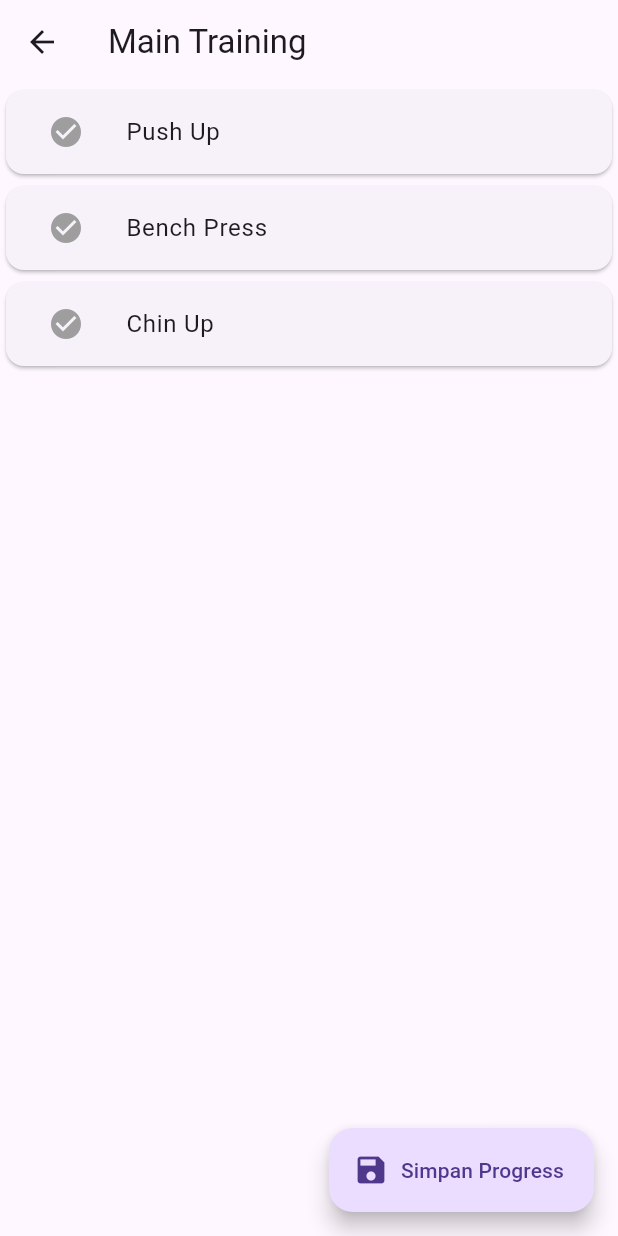
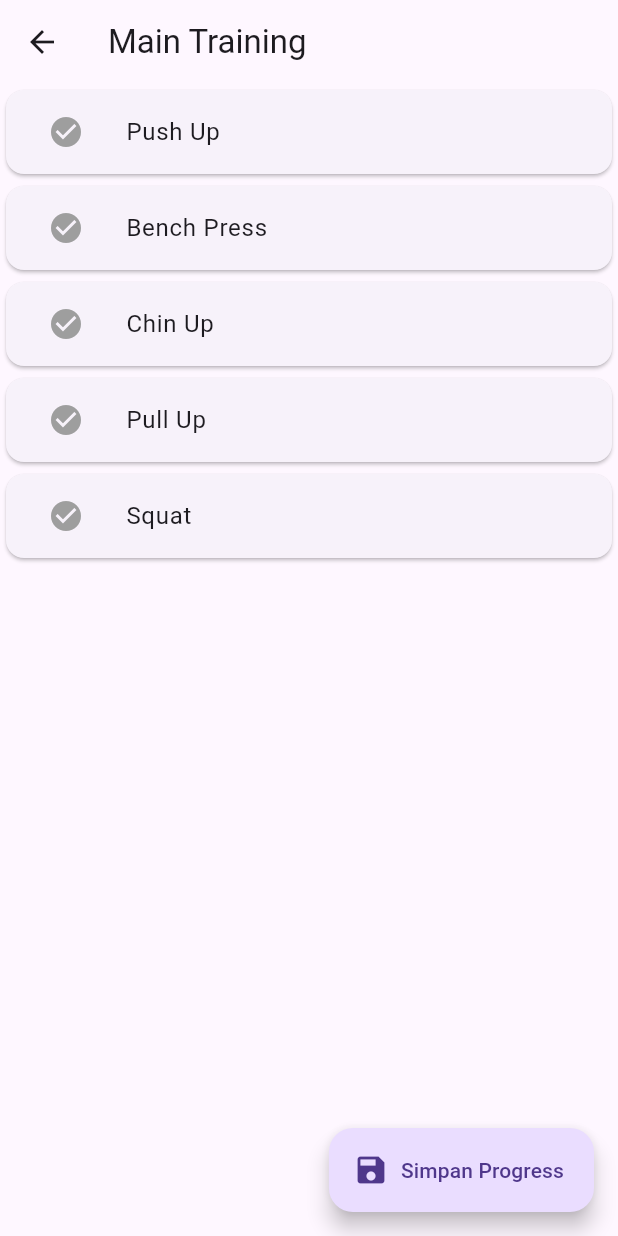
Before and after one commit to dmsadtyaf/UTS_Mobile_programming, a Flutter app: the HomePage screen opened directly with empty values, after a tap on "Main Training", on a phone screen of 412 x 824 dp. Run offline on Flutter 3.47's test engine with Material 3 defaults, Android fonts, the phone set to English and light mode, and no system bars.

Commit message:
update code

```diff
--- a/lib/main.dart
+++ b/lib/main.dart
@@ -19,7 +19,7 @@
   }
 }
 
-
+//////////////// LOGIN //////////////////
 
 class LoginPage extends StatefulWidget {
   const LoginPage({super.key});
@@ -288,27 +288,49 @@
     'Push Up': false,
     'Bench Press': false,
     'Chin Up': false,
+    'Pull Up': false,
+    'Squat': false,
+
     'Lari di Tempat': false,
     'Jumping Jack': false,
     'Jalan di Tempat': false,
+    'Sit Up': false,
+
     'Stretching 10 Menit': false,
+    'Mini Yoga': false,
+    'Dumbbell Stretch': false,
   };
 
   final List<Map<String, dynamic>> menus = [
     {
       "title": "Main Training",
       "icon": Icons.fitness_center,
-      "items": ["Push Up", "Bench Press", "Chin Up"]
+      "items": [
+        "Push Up",
+        "Bench Press",
+        "Chin Up",
+        "Pull Up",
+        "Squat",
+      ]
     },
     {
       "title": "Cardio",
       "icon": Icons.directions_run,
-      "items": ["Lari di Tempat", "Jumping Jack", "Jalan di Tempat"]
+      "items": [
+        "Lari di Tempat",
+        "Jumping Jack",
+        "Jalan di Tempat",
+        "Sit Up",
+      ]
     },
     {
       "title": "Stretching",
       "icon": Icons.self_improvement,
-      "items": ["Stretching 10 Menit"]
+      "items": [
+        "Stretching 10 Menit",
+        "Mini Yoga",
+        "Dumbbell Stretch",
+      ]
     },
   ];
 
@@ -325,20 +347,17 @@
       appBar: AppBar(
         title: Text("Halo ${widget.username}"),
       ),
-
       body: SafeArea(
         child: LayoutBuilder(
           builder: (context, constraints) {
             return SingleChildScrollView(
               child: ConstrainedBox(
-                constraints: BoxConstraints(
-                  minHeight: constraints.maxHeight,
-                ),
+                constraints: BoxConstraints(minHeight: constraints.maxHeight),
                 child: Padding(
                   padding: const EdgeInsets.all(20),
                   child: Column(
                     children: [
-                      // 🔵 PROGRESS CARD
+                      // PROGRESS CARD
                       Container(
                         padding: const EdgeInsets.all(20),
                         decoration: BoxDecoration(
@@ -352,7 +371,6 @@
                               style: TextStyle(color: Colors.white),
                             ),
                             const SizedBox(height: 10),
-
                             Text(
                               "${(progress * 100).toInt()}%",
                               style: const TextStyle(
@@ -360,15 +378,13 @@
                                 color: Colors.white,
                               ),
                             ),
-
                             LinearProgressIndicator(value: progress),
-
                             const SizedBox(height: 15),
-
                             ElevatedButton.icon(
                               onPressed: () {
                                 setState(() {
-                                  statusWorkout.updateAll((key, value) => false);
+                                  statusWorkout
+                                      .updateAll((key, value) => false);
                                 });
                               },
                               icon: const Icon(Icons.refresh),
@@ -380,7 +396,7 @@
 
                       const SizedBox(height: 20),
 
-                      // 🔥 MENU LIST (LISTVIEW BUILDER STYLE)
+                      // MENU
                       ListView.builder(
                         shrinkWrap: true,
                         physics: const NeverScrollableScrollPhysics(),
@@ -404,19 +420,19 @@
                               title: Text(
                                 menu["title"],
                                 style: const TextStyle(
-                                  fontSize: 18,
-                                  fontWeight: FontWeight.bold,
-                                ),
+                                    fontSize: 18,
+                                    fontWeight: FontWeight.bold),
                               ),
-                              trailing: const Icon(Icons.arrow_forward_ios),
-
+                              trailing:
+                                  const Icon(Icons.arrow_forward_ios),
                               onTap: () async {
                                 final result = await Navigator.push(
                                   context,
                                   MaterialPageRoute(
                                     builder: (_) => WorkoutDetailPage(
                                       title: menu["title"],
-                                      workouts: List<String>.from(menu["items"]),
+                                      workouts:
+                                          List<String>.from(menu["items"]),
                                       statusMap: statusWorkout,
                                     ),
                                   ),
@@ -446,12 +462,10 @@
 
 
 
-class WorkoutDetailPage
-extends StatefulWidget{
-
+class WorkoutDetailPage extends StatefulWidget {
   final String title;
   final List<String> workouts;
-  final Map<String,bool> statusMap;
+  final Map<String, bool> statusMap;
 
   const WorkoutDetailPage({
     super.key,
@@ -461,101 +475,72 @@
   });
 
   @override
-  State<WorkoutDetailPage>
-  createState()
-  => _WorkoutDetailPageState();
+  State<WorkoutDetailPage> createState() => _WorkoutDetailPageState();
 }
 
-class _WorkoutDetailPageState
-extends State<WorkoutDetailPage>{
-
-  late Map<String,bool>
-  localStatus;
+class _WorkoutDetailPageState extends State<WorkoutDetailPage> {
+  late Map<String, bool> localStatus;
 
   @override
-  void initState(){
+  void initState() {
     super.initState();
-    localStatus=
-        Map.from(
-          widget.statusMap,
-        );
+
+    localStatus = Map.from(widget.statusMap);
+
+    // auto sync biar gak null
+    for (var item in widget.workouts) {
+      localStatus.putIfAbsent(item, () => false);
+    }
   }
 
   @override
-  Widget build(
-      BuildContext context
-      ){
+  Widget build(BuildContext context) {
+    return Scaffold(
+      appBar: AppBar(
+        title: Text(widget.title),
+      ),
+      body: ListView.builder(
+        itemCount: widget.workouts.length,
+        itemBuilder: (context, index) {
+          String item = widget.workouts[index];
 
-    return Scaffold(
-      appBar:AppBar(
-        title:
-        Text(
-          widget.title,
-        ),
-      ),
-      body:ListView.builder(
-        itemCount:
-        widget.workouts.length,
-        itemBuilder:
-            (context,index){
-
-          String item=
-          widget.workouts[index];
+          bool done = localStatus[item] ?? false;
 
           return Card(
-            child:ListTile(
-              leading:
-              IconButton(
-                icon:Icon(
+            child: ListTile(
+              leading: IconButton(
+                icon: Icon(
                   Icons.check_circle,
-                  color:
-                  localStatus[item]!
-                      ? Colors.green
-                      : Colors.grey,
+                  color: done ? Colors.green : Colors.grey,
                 ),
-                onPressed:(){
+                onPressed: () {
                   setState(() {
-                    localStatus[item]=
-                    !localStatus[item]!;
+                    localStatus[item] = !done;
                   });
                 },
               ),
-              title:
-              Text(
+              title: Text(
                 item,
-                style:TextStyle(
+                style: TextStyle(
                   decoration:
-                  localStatus[item]!
-                      ? TextDecoration.lineThrough
-                      :null,
+                      done ? TextDecoration.lineThrough : null,
                 ),
               ),
-              onTap:(){
+              onTap: () {
                 setState(() {
-                  localStatus[item]=
-                  !localStatus[item]!;
+                  localStatus[item] = !done;
                 });
               },
             ),
           );
         },
       ),
-      floatingActionButton:
-      FloatingActionButton.extended(
-        onPressed:(){
-          Navigator.pop(
-            context,
-            localStatus,
-          );
+      floatingActionButton: FloatingActionButton.extended(
+        onPressed: () {
+          Navigator.pop(context, localStatus);
         },
-        icon:
-        const Icon(
-          Icons.save,
-        ),
-        label:
-        const Text(
-          "Simpan Progress",
-        ),
+        icon: const Icon(Icons.save),
+        label: const Text("Simpan Progress"),
       ),
     );
   }
@@ -605,7 +590,7 @@
                       crossAxisAlignment: CrossAxisAlignment.start,
                       children: const [
                         Text(
-                          "Senin : Stretch, Chest Day & Pull Day",
+                          "Senin : Stretch bebas, Cardio bebas, Push Up, Chin Up",
                           style: TextStyle(fontSize: 16),
                         ),
                         SizedBox(height: 15),
@@ -620,19 +605,19 @@
                         SizedBox(height: 15),
 
                         Text(
-                          "Rabu : Stretch, Chest Day",
+                          "Rabu : Stretch bebas, Pull Up, Squat",
                           style: TextStyle(fontSize: 16),
                         ),
                         SizedBox(height: 15),
 
                         Text(
-                          "Kamis : Stretch, Pull Day",
+                          "Kamis : Stretch bebas, Bench Press, push up",
                           style: TextStyle(fontSize: 16),
                         ),
                         SizedBox(height: 15),
 
                         Text(
-                          "Jumat : Stretch, Cardio",
+                          "Jumat : Stretch bebas, Full Cardio",
                           style: TextStyle(fontSize: 16),
                         ),
                         SizedBox(height: 15),
```
